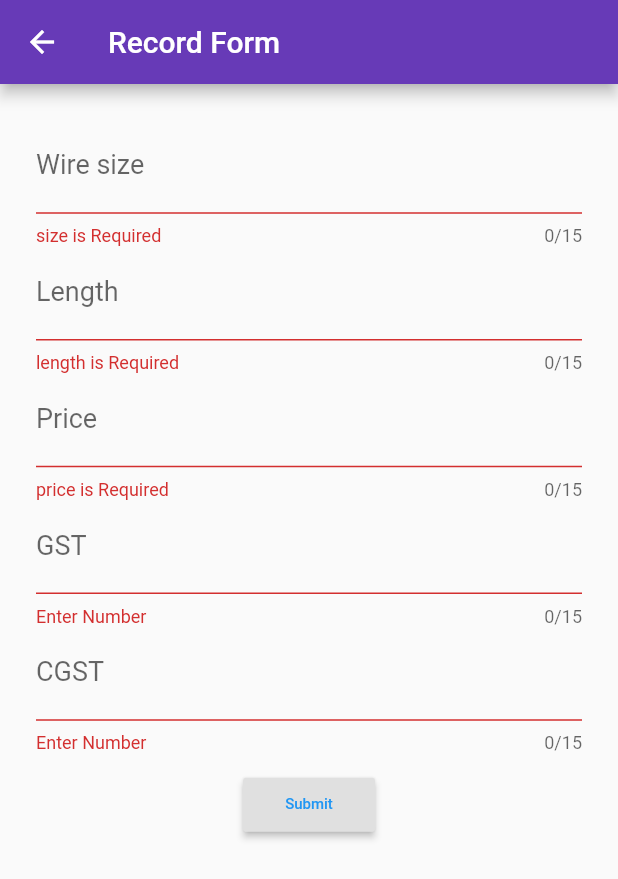
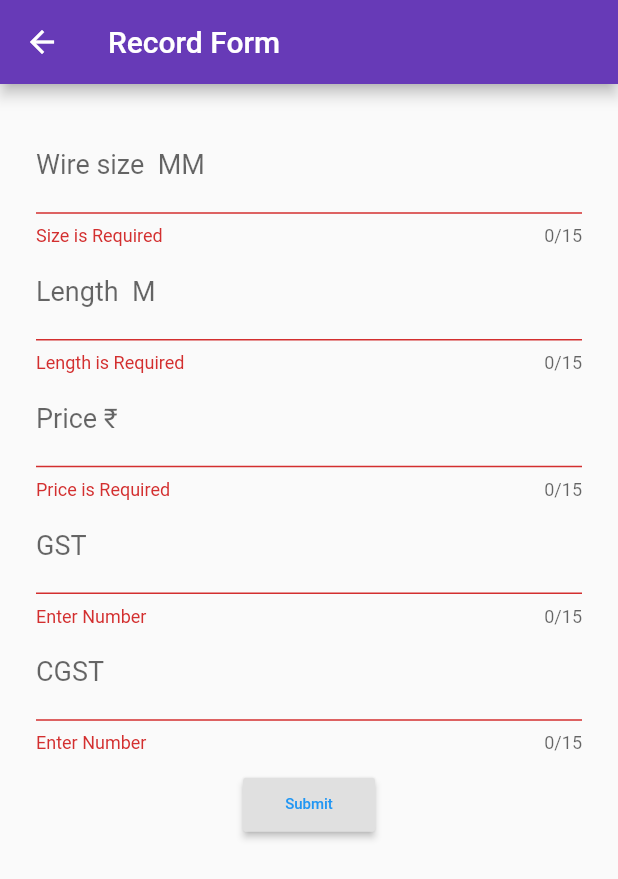
Before and after one commit to satyamrastogi/copper_customer, a Flutter app: the RecordForm screen opened directly, after a tap on "Submit", on a phone screen of 412 x 824 dp. Shown: the top 879 px of the screen. Run offline on Flutter 3.47's test engine with Material 2 defaults, Android fonts, the light colour scheme and no system bars; our stand-ins replace flutter_bloc, sqflite; accounts and stored records are empty.

Commit message:
add helping text

```diff
--- a/lib/pages/RecordForm.dart
+++ b/lib/pages/RecordForm.dart
@@ -39,12 +39,12 @@ class RecordFormState extends State<RecordForm> {
   Widget _buildPrice() {
     return TextFormField(
       initialValue: _price == null ? "" : _price.toString(),
-      decoration: InputDecoration(labelText: 'Price'),
+      decoration: InputDecoration(labelText: 'Price ₹'),
       maxLength: 15,
       style: TextStyle(fontSize: 18),
       validator: (String value) {
         if (value.isEmpty) {
-          return 'price is Required';
+          return 'Price is Required';
         }
         if(double.tryParse(value) == null) {
           return 'Enter Number';
@@ -60,12 +60,12 @@ class RecordFormState extends State<RecordForm> {
   Widget _buildLength() {
     return TextFormField(
       initialValue: _length == null ? "" : _length.toString(),
-      decoration: InputDecoration(labelText: 'Length'),
+      decoration: InputDecoration(labelText: 'Length  M'),
       maxLength: 15,
       style: TextStyle(fontSize: 18),
       validator: (String value) {
         if (value.isEmpty) {
-          return 'length is Required';
+          return 'Length is Required';
         }
         if(double.tryParse(value) == null) {
           return 'Enter Number';
@@ -82,12 +82,12 @@ class RecordFormState extends State<RecordForm> {
     return TextFormField(
       initialValue:
           _cooper_wire_size == null ? "" : _cooper_wire_size.toString(),
-      decoration: InputDecoration(labelText: 'Wire size'),
+      decoration: InputDecoration(labelText: 'Wire size  MM'),
       maxLength: 15,
       style: TextStyle(fontSize: 18),
       validator: (String value) {
         if (value.isEmpty) {
-          return 'size is Required';
+          return 'Size is Required';
         }
         if(double.tryParse(value) == null) {
           return 'Enter Number';
```
